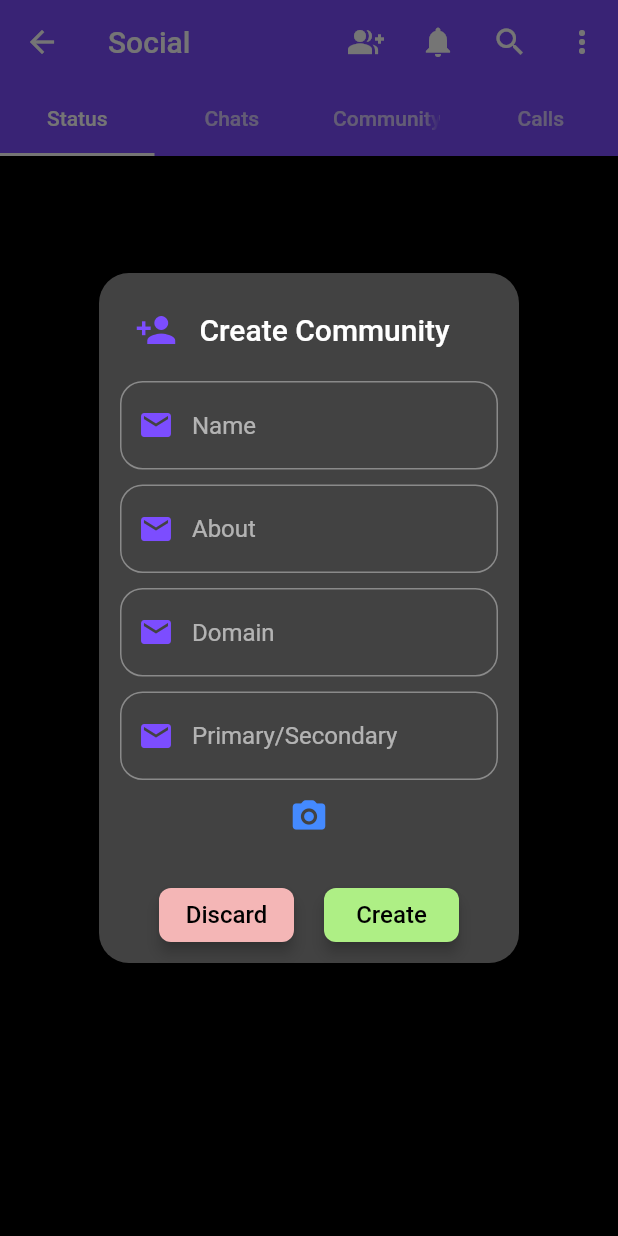
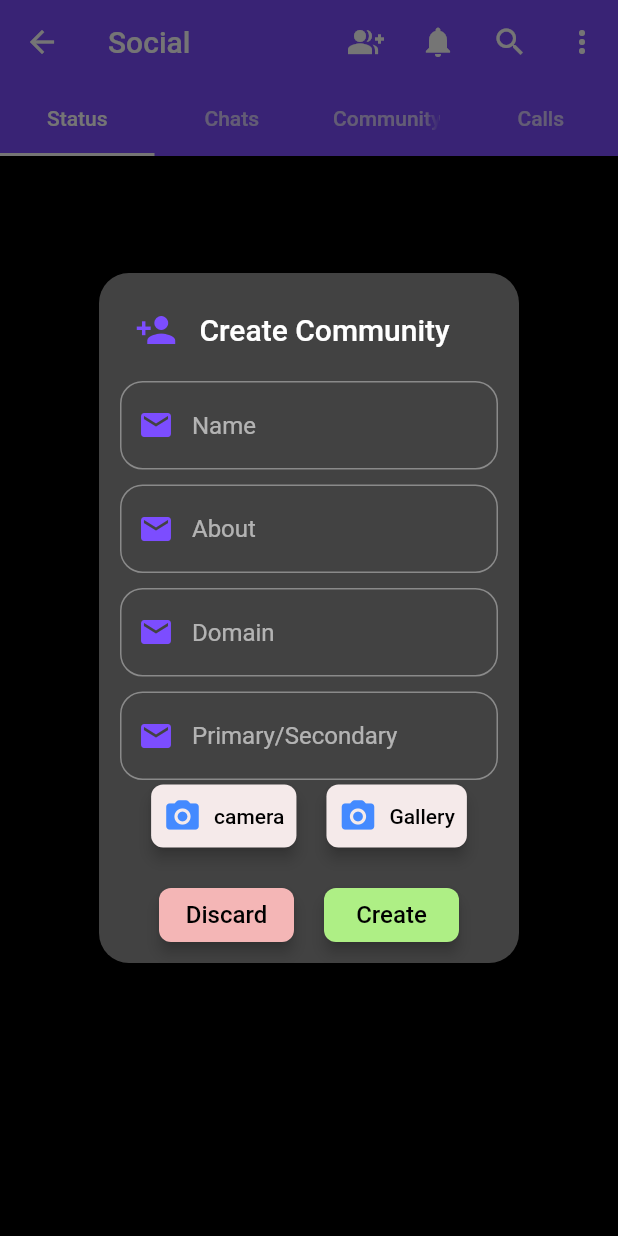
Before and after one commit to Ankitduvedi/while_2, a Flutter app: the SocialScreen screen opened directly, after a tap on the "group add" icon, on a phone screen of 412 x 824 dp. Run offline on Flutter 3.47's test engine with Material 2 defaults, Android fonts, the phone set to English and light mode, and no system bars; our stand-ins replace another_flushbar, cached_network_image, cloud_firestore, emoji_picker_flutter, firebase_auth, firebase_core and 12 more; missing offline and left inert: video_compress_plus; accounts and stored records are empty.

Commit message:
responsive

```diff
--- a/lib/resources/components/communities/add_community_widget.dart
+++ b/lib/resources/components/communities/add_community_widget.dart
@@ -97,22 +97,51 @@ class AddCommunityScreen {
                   border: OutlineInputBorder(
                       borderRadius: BorderRadius.circular(15))),
             ),
-            IconButton(
+            Row(mainAxisAlignment: MainAxisAlignment.center, children: [
+              // image from camera
+              TextButton.icon(
+                  style: ElevatedButton.styleFrom(
+                    backgroundColor: const Color.fromARGB(255, 245, 234, 234),
+                    shape: RoundedRectangleBorder(
+                        borderRadius: BorderRadius.circular(8)),
+                    elevation: 4,
+                  ),
+                  label: const Text('camera',
+                      style: TextStyle(color: Colors.black)),
                   onPressed: () async {
                     final ImagePicker picker = ImagePicker();
 
                     // Pick an image
                     image = await picker.pickImage(
                         source: ImageSource.camera, imageQuality: 70);
-                  if (image != null) {
-                    log('Image Path: ${image!.path}');
-
-                    // await APIs.communitySendChatImage(
-                    //     widget.user, File(image.path));
-                  }
                   },
                   icon: const Icon(Icons.camera_alt_rounded,
                       color: Colors.blueAccent, size: 26)),
+              const SizedBox(
+                width: 20,
+              ),
+              //image from gallery
+              TextButton.icon(
+                  style: ElevatedButton.styleFrom(
+                    backgroundColor: const Color.fromARGB(255, 245, 234, 234),
+                    shape: RoundedRectangleBorder(
+                        borderRadius: BorderRadius.circular(8)),
+                    elevation: 4,
+                  ),
+                  label: const Text(
+                    'Gallery',
+                    style: TextStyle(color: Colors.black),
+                  ),
+                  onPressed: () async {
+                    final ImagePicker picker = ImagePicker();
+
+                    // Pick an image
+                    image = await picker.pickImage(
+                        source: ImageSource.gallery, imageQuality: 70);
+                  },
+                  icon: const Icon(Icons.camera_alt_rounded,
+                      color: Colors.blueAccent, size: 26)),
+            ]),
           ],
         ),
 
```
Lines whose indentation alone changed are shown as unchanged.
